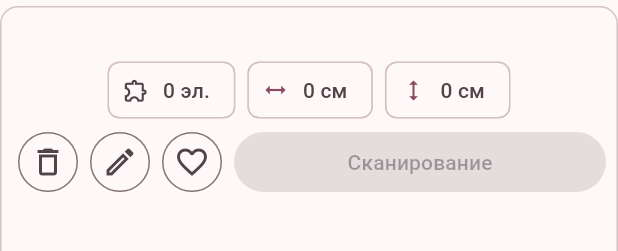
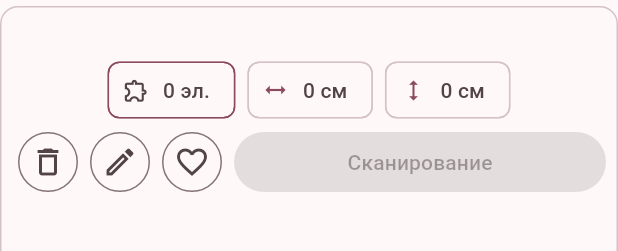
Before and after one commit to Iv2005an/puzzle_master, a Flutter app: the PuzzleCard widget shown alone on an empty page, opened directly with empty values, on a phone screen of 412 x 824 dp. Shown: the top 251 px of the screen. Run offline on Flutter 3.47's test engine with Material 3 defaults, Android fonts, the phone set to English and light mode, and no system bars; drawn by our look-alikes of dynamic_color; our stand-ins replace bloc, equatable, flutter_bloc, go_router, hive_flutter, image_picker and 1 more; missing offline and left inert: flutter_material_color_picker; accounts and stored records are empty.

Commit message:
Added color border for input chip

```diff
--- a/lib/features/catalog/widgets/puzzle_card.dart
+++ b/lib/features/catalog/widgets/puzzle_card.dart
@@ -57,7 +57,9 @@ class PuzzleCard extends StatelessWidget {
         child: FilledButton(onPressed: null, child: Text('Сканирование')),
       )
     ];
-
+    final inputChipBorder = RoundedRectangleBorder(
+        borderRadius: const BorderRadius.all(Radius.circular(8)),
+        side: BorderSide(color: Theme.of(context).colorScheme.primary));
     List<Widget> children = [
       Text(
         puzzle.title,
@@ -65,6 +67,7 @@ class PuzzleCard extends StatelessWidget {
       ),
       Wrap(spacing: 8, children: [
         InputChip(
+          shape: inputChipBorder,
           avatar: const Icon(Icons.extension_outlined),
           label: Text('${puzzle.elementsCount} эл.'),
           onPressed: () => context.read<CatalogBloc>().add(CatalogAddFilters(
@@ -90,6 +93,7 @@ class PuzzleCard extends StatelessWidget {
       ));
       if (puzzle.factory.isNotEmpty) {
         optionalChips.add(InputChip(
+            shape: inputChipBorder,
             avatar: const Icon(Icons.factory_outlined),
             label: Text(puzzle.factory),
             onPressed: () => context
```
